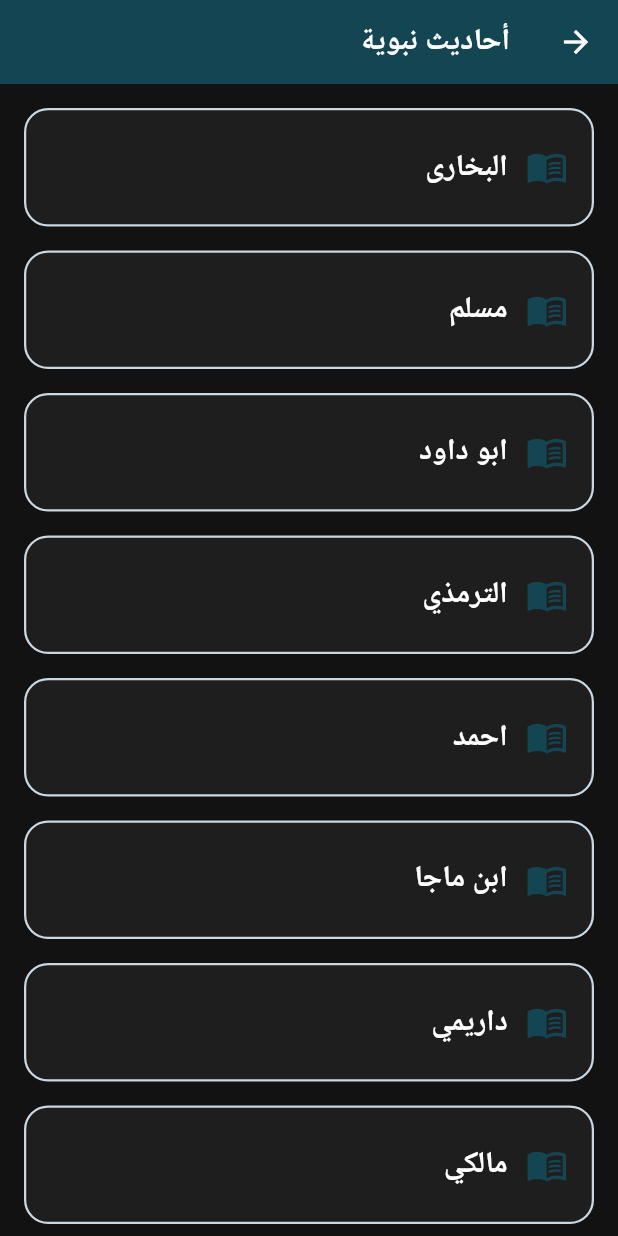
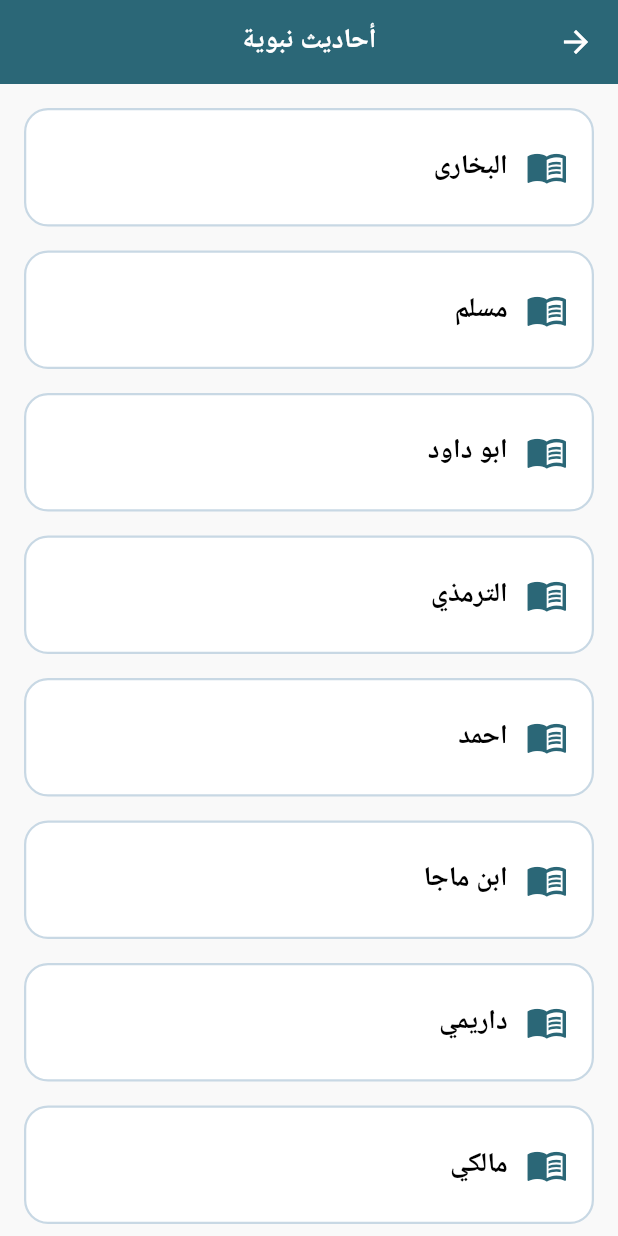
Before and after one commit to Elgammal1299/IslamiApp, a Flutter app: the screen it shows after launch, after a tap on "الأحاديث", on a phone screen of 412 x 824 dp. Run offline on Flutter 3.47's test engine with Material 3 defaults, Android fonts, the phone set to English and light mode, and no system bars; our stand-ins replace audio_service, audioplayers, bloc, dartz, dio, flutter_bloc and 10 more; missing offline and left inert: easy_container, flutter_qiblah, record; accounts and stored records are empty; generated files the repository leaves out were written again; Roboto replaces fonts that are missing (Cairo).

Commit message:
feat: Update app theme and navigation structure with new bottom navigation bar and cubit management

```diff
--- a/lib/core/constant/app_theme.dart
+++ b/lib/core/constant/app_theme.dart
@@ -14,6 +14,7 @@ class AppTheme {
     secondaryHeaderColor: AppColors.secondary,
     hintColor: AppColors.white,
     canvasColor: AppColors.primary2,
+    primaryColorDark: AppColors.black,
 
     appBarTheme: const AppBarTheme(
       backgroundColor: AppColors.primary,
@@ -22,6 +23,7 @@ class AppTheme {
       centerTitle: true,
     ),
     inputDecorationTheme: InputDecorationTheme(
+      floatingLabelStyle: TextStyle(color: AppColors.black),
       filled: true,
       fillColor: AppColors.white,
       contentPadding: const EdgeInsets.symmetric(horizontal: 16, vertical: 12),
@@ -52,6 +54,7 @@ class AppTheme {
       bodyLarge: TextStyle(color: AppColors.textPrimary, fontSize: 18),
       bodyMedium: TextStyle(color: AppColors.textSecondary, fontSize: 16),
       bodySmall: TextStyle(color: AppColors.textSecondary, fontSize: 14),
+
       titleLarge: TextStyle(
         color: AppColors.black,
         fontWeight: FontWeight.bold,
@@ -62,9 +65,27 @@ class AppTheme {
         fontWeight: FontWeight.bold,
         fontSize: 16,
       ),
+      // labelLarge: TextStyle(
+      //   fontFamily: "arsura",
+      //   fontSize: 30,
+      //   color: AppColors.black,
+      // ),
     ),
 
     iconTheme: const IconThemeData(color: AppColors.accent),
+    bottomNavigationBarTheme: BottomNavigationBarThemeData(
+      elevation: 0,
+      backgroundColor: AppColors.secondary,
+      selectedItemColor: AppColors.primary,
+      unselectedItemColor: AppColors.black,
+      selectedIconTheme: IconThemeData(color: AppColors.white, size: 24),
+      unselectedIconTheme: IconThemeData(color: AppColors.black, size: 24),
+      selectedLabelStyle: TextStyle(fontSize: 14, fontWeight: FontWeight.bold),
+      unselectedLabelStyle: TextStyle(
+        fontSize: 12,
+        fontWeight: FontWeight.bold,
+      ),
+    ),
 
     colorScheme: const ColorScheme.light(
       primary: AppColors.primary,
@@ -89,7 +110,7 @@ class AppTheme {
     secondaryHeaderColor: AppColors.secondary,
     hintColor: AppColors.black,
     canvasColor: AppColors.primary2,
-
+    primaryColorDark: AppColors.white,
     appBarTheme: const AppBarTheme(
       backgroundColor: AppColors.darkPrimary,
       foregroundColor: Colors.white,
@@ -98,16 +119,17 @@ class AppTheme {
     inputDecorationTheme: InputDecorationTheme(
       filled: true,
       fillColor: AppColors.secondary,
+      floatingLabelStyle: TextStyle(color: AppColors.black),
       contentPadding: const EdgeInsets.symmetric(horizontal: 16, vertical: 12),
       labelStyle: const TextStyle(color: AppColors.primary),
-      hintStyle: const TextStyle(color: Colors.white70),
+      hintStyle: const TextStyle(color: AppColors.primary),
       border: OutlineInputBorder(
         borderRadius: BorderRadius.circular(12),
-        borderSide: const BorderSide(color: Colors.white38),
+        borderSide: const BorderSide(color: AppColors.white),
       ),
       enabledBorder: OutlineInputBorder(
         borderRadius: BorderRadius.circular(12),
-        borderSide: const BorderSide(color: Colors.white38),
+        borderSide: const BorderSide(color: AppColors.white),
       ),
       focusedBorder: OutlineInputBorder(
         borderRadius: BorderRadius.circular(12),
@@ -126,14 +148,38 @@ class AppTheme {
     textTheme: const TextTheme(
       bodyLarge: TextStyle(color: AppColors.darkTextPrimary, fontSize: 16),
       bodyMedium: TextStyle(color: AppColors.darkTextSecondary, fontSize: 14),
+      bodySmall: TextStyle(color: AppColors.textSecondary, fontSize: 14),
+      titleMedium: TextStyle(
+        color: AppColors.white,
+        fontWeight: FontWeight.bold,
+        fontSize: 16,
+      ),
       titleLarge: TextStyle(
         color: AppColors.white,
         fontWeight: FontWeight.bold,
         fontSize: 20,
       ),
+      // labelLarge: TextStyle(
+      //   fontFamily: "arsura",
+      //   fontSize: 30,
+      //   color: AppColors.white,
+      // ),
     ),
 
     iconTheme: const IconThemeData(color: AppColors.accent),
+    bottomNavigationBarTheme: BottomNavigationBarThemeData(
+      elevation: 0,
+      backgroundColor: AppColors.secondary,
+      selectedItemColor: AppColors.primary,
+      unselectedItemColor: AppColors.black,
+      selectedIconTheme: IconThemeData(color: AppColors.white, size: 24),
+      unselectedIconTheme: IconThemeData(color: AppColors.black, size: 24),
+      selectedLabelStyle: TextStyle(fontSize: 14, fontWeight: FontWeight.bold),
+      unselectedLabelStyle: TextStyle(
+        fontSize: 12,
+        fontWeight: FontWeight.bold,
+      ),
+    ),
 
     colorScheme: const ColorScheme.dark(
       primary: AppColors.darkPrimary,
--- a/lib/core/router/route.dart
+++ b/lib/core/router/route.dart
@@ -8,6 +8,7 @@ import 'package:islami_app/core/services/api/quran_audio_api.dart';
 import 'package:islami_app/core/services/api/surah_db.dart';
 import 'package:islami_app/core/services/api/tafsir_service.dart';
 import 'package:islami_app/core/services/radio_service.dart';
+import 'package:islami_app/feature/botton_nav_bar/ui/view_model/nav_bar_cubit.dart';
 import 'package:islami_app/feature/home/data/repo/hadith_repo.dart';
 import 'package:islami_app/feature/botton_nav_bar/data/repo/surah_repository.dart';
 import 'package:islami_app/feature/botton_nav_bar/data/repo/tafsir_repo.dart';
@@ -89,11 +90,16 @@ class AppRouter {
       case AppRoutes.navBarRoute:
         return MaterialPageRoute(
           builder:
-              (_) => BlocProvider(
-                create:
-                    (context) =>
-                        SurahCubit(JsonRepository(SurahJsonServer()))
-                          ..getSurahs(),
+              (_) => MultiBlocProvider(
+                providers: [
+                  BlocProvider(
+                    create:
+                        (context) =>
+                            SurahCubit(JsonRepository(SurahJsonServer()))
+                              ..getSurahs(),
+                  ),
+                  BlocProvider(create: (context) => NavBarCubit()),
+                ],
                 child: BottomNavbarPage(),
               ),
         );
--- /dev/null
+++ b/lib/feature/botton_nav_bar/ui/view_model/nav_bar_cubit.dart
@@ -0,0 +1,9 @@
+import 'package:flutter_bloc/flutter_bloc.dart';
+
+class NavBarCubit extends Cubit<int> {
+  NavBarCubit() : super(0);
+
+  void changeTab(int index) {
+    emit(index);
+  }
+}
--- a/lib/islami_app.dart
+++ b/lib/islami_app.dart
@@ -20,7 +20,7 @@ class IslamiApp extends StatelessWidget {
         GlobalCupertinoLocalizations.delegate,
       ],
       supportedLocales: [Locale('ar')],
-      theme: AppTheme.darkTheme,
+      theme: AppTheme.lightTheme,
       darkTheme: AppTheme.darkTheme,
       themeMode: ThemeMode.system,
       initialRoute: AppRoutes.splasahRouter,
```
Also changed, not shown: lib/core/widget/basmallah.dart (+11 -14 lines), lib/core/widget/header_widget.dart (+10 -6 lines), lib/feature/botton_nav_bar/ui/view/ayat_duea_page.dart (deleted, +0 -83 lines), lib/feature/botton_nav_bar/ui/view/bookmarks_page.dart (+14 -10 lines), lib/feature/botton_nav_bar/ui/view/bottom_navbar_page.dart (+44 -41 lines), lib/feature/botton_nav_bar/ui/view/quran_page.dart (+28 -22 lines), lib/feature/botton_nav_bar/ui/view/quran_surah_page.dart (+7 -6 lines), lib/feature/botton_nav_bar/ui/view/widget/custom_surah_fram_widget.dart (+12 -36 lines), lib/feature/botton_nav_bar/ui/view/widget/custom_surah_item_list_view.dart (+1 -6 lines), lib/feature/botton_nav_bar/ui/view/widget/sura_list_view_item.dart (+13 -31 lines).
